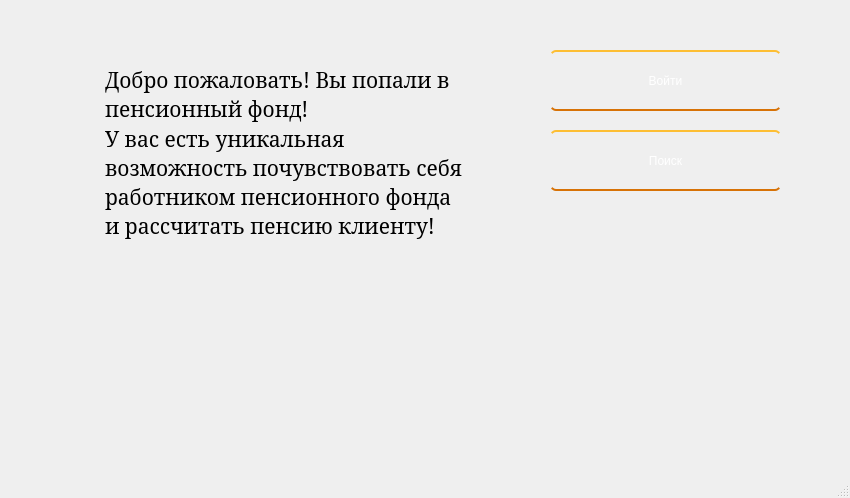
Before: the Qt Designer form resources/main1.ui in elizarpif/bd_coursework, drawn with Qt 5.
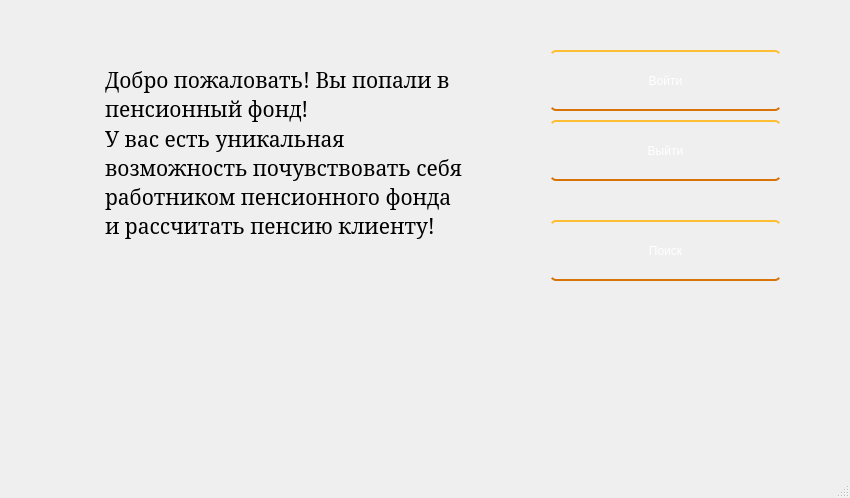
After: the same form once the commit is applied. Icons and pictures are not drawn.

The edit to the form file:
```diff
--- a/resources/main1.ui
+++ b/resources/main1.ui
@@ -74,7 +74,7 @@
     <property name="geometry">
      <rect>
       <x>550</x>
-      <y>130</y>
+      <y>220</y>
       <width>231</width>
       <height>61</height>
      </rect>
@@ -146,6 +146,42 @@
 &lt;p style=&quot; margin-top:0px; margin-bottom:0px; margin-left:0px; margin-right:0px; -qt-block-indent:0; text-indent:0px;&quot;&gt;&lt;span style=&quot; font-family:'Ubuntu'; font-size:16pt;&quot;&gt;У вас есть уникальная возможность почувствовать себя работником пенсионного фонда и рассчитать пенсию клиенту! &lt;/span&gt;&lt;/p&gt;&lt;/body&gt;&lt;/html&gt;</string>
     </property>
    </widget>
+   <widget class="QPushButton" name="unlogin_btn">
+    <property name="geometry">
+     <rect>
+      <x>550</x>
+      <y>120</y>
+      <width>231</width>
+      <height>61</height>
+     </rect>
+    </property>
+    <property name="styleSheet">
+     <string notr="true">QPushButton {
+  display: inline-block;
+  color: white;
+  text-decoration: none;
+  padding: .5em 2em;
+  outline: none;
+  border-width: 2px 0;
+  border-style: solid none;
+  border-color: #FDBE33 #000 #D77206;
+  border-radius: 6px;
+  background: linear-gradient(#F3AE0F, #E38916) #E38916;
+  transition: 0.2s;
+} 
+QPushButton:hover { background: linear-gradient(#f5ae00, #f59500) #f5ae00; }
+QPushButton:pressed { background: linear-gradient(#f59500, #f5ae00) #f59500; }
+QPushButton:active:disabled {
+background: linear-gradient(#dcca9f, #f5ae00) #dcca9f; 
+}
+QPushButton:disabled {
+background: linear-gradient(#dcca9f, #f5ae00) #dcca9f; 
+}</string>
+    </property>
+    <property name="text">
+     <string>Выйти</string>
+    </property>
+   </widget>
   </widget>
   <widget class="QMenuBar" name="menubar">
    <property name="geometry">
```
Left out of the diff: 20 changed lines with no effect on the pictures.
